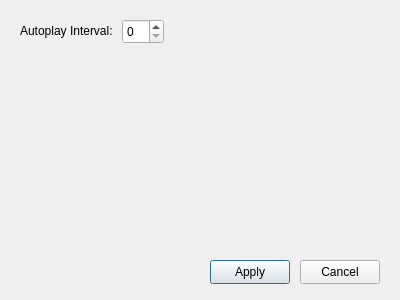
The window that settingswindow.ui (oyxong123/YxWn_Gallery) describes before a commit, drawn with Qt 5.
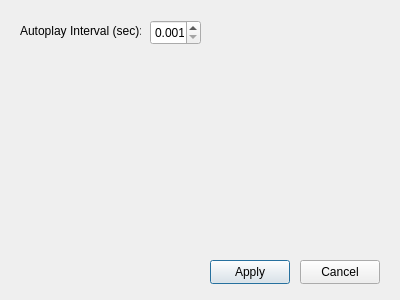
The same window after the commit.

Commit message: Settings window + autoplay interval settings

Diff of the .ui file:
```diff
--- a/settingswindow.ui
+++ b/settingswindow.ui
@@ -44,23 +44,38 @@
     <rect>
      <x>20</x>
      <y>23</y>
-     <width>101</width>
+     <width>121</width>
      <height>16</height>
     </rect>
    </property>
    <property name="text">
-    <string>Autoplay Interval:</string>
+    <string>Autoplay Interval (sec):</string>
    </property>
   </widget>
-  <widget class="QSpinBox" name="inpAutoplayInterval">
+  <widget class="QDoubleSpinBox" name="inpAutoplayInterval">
    <property name="geometry">
     <rect>
-     <x>122</x>
-     <y>19</y>
-     <width>42</width>
+     <x>150</x>
+     <y>20</y>
+     <width>51</width>
      <height>25</height>
     </rect>
    </property>
+   <property name="suffix">
+    <string/>
+   </property>
+   <property name="decimals">
+    <number>3</number>
+   </property>
+   <property name="minimum">
+    <double>0.001000000000000</double>
+   </property>
+   <property name="maximum">
+    <double>86400.000000000000000</double>
+   </property>
+   <property name="value">
+    <double>0.001000000000000</double>
+   </property>
   </widget>
  </widget>
  <resources/>
```
The commit also changes 3 other files.
